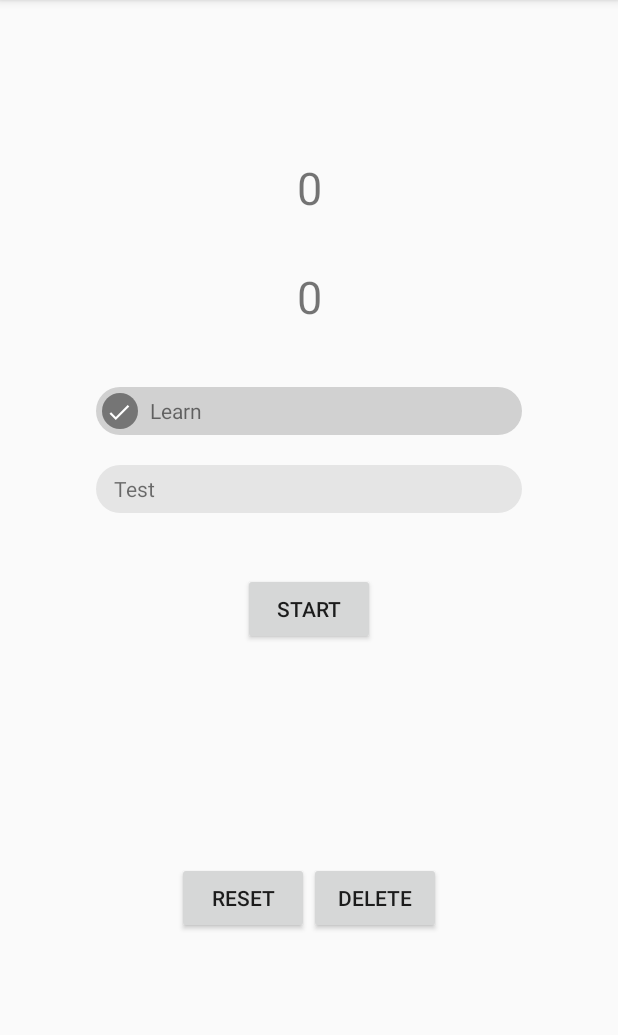
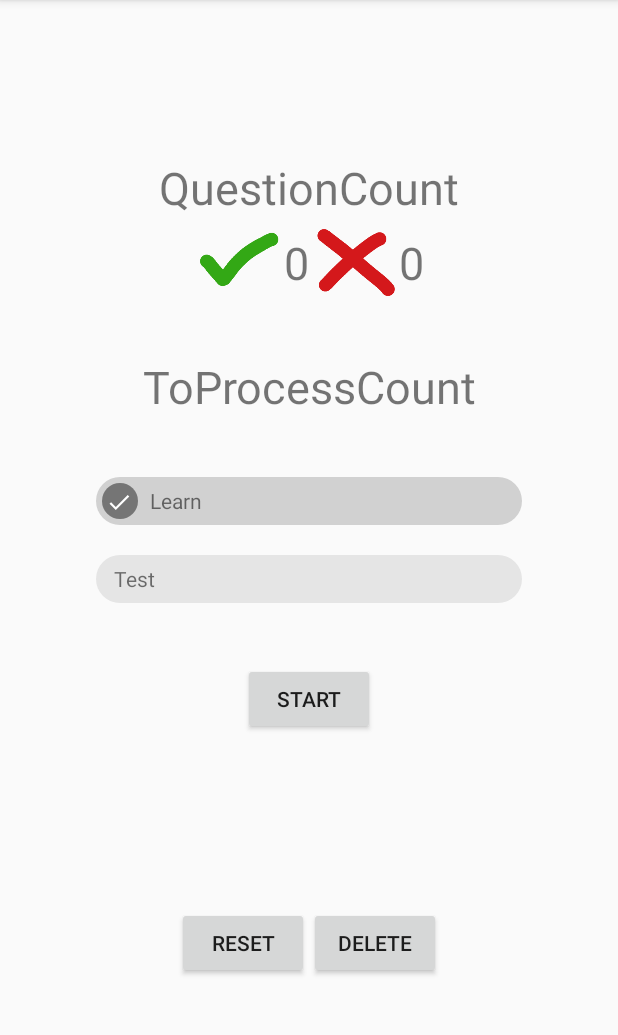
Before and after one commit to vaclav/zkousec, an Android app: the QuestionPackSetup screen opened directly, with no data from a screen before it, on a phone screen of 412 x 824 dp, the part 84-1119 px from its top. Run offline under Robolectric (Android 15) with nearby library versions, the phone set to English and light mode, and no system bars; our stand-ins replace Room's generated code; network calls fail.

Commit message:
Question Pack Setup Acitvity: Added correctly/incorrectly answered and remaining questions texts

```diff
--- a/app/src/main/java/cz/dobris/zkousec/QuestionPackSetup.kt
+++ b/app/src/main/java/cz/dobris/zkousec/QuestionPackSetup.kt
@@ -26,6 +26,8 @@ class QuestionPackSetup : AppCompatActivity() {
             handler.post {
                 QuestionCount.text = "Počet otázek v sadě: " + session.qp.questions.size
                 //TODO show the numbers of correctly/incorrectly answered questions as well as the remaining ones
+                CorrectlyAnsweredCount.text = session.correctlyAnsweredQuestions().toString();
+                IncorrectlyAnsweredCount.text = session.incorrectlyAnsweredQuestions().toString();
                 ToProcessCount.text = "Zbývající otázky: " + session.remainingQuestions().toString()
             }
         }
--- a/app/src/main/res/layout/activity_question_pack_setup2.xml
+++ b/app/src/main/res/layout/activity_question_pack_setup2.xml
@@ -28,12 +28,46 @@
         android:layout_height="wrap_content"
         android:layout_marginTop="32dp"
         android:capitalize="none"
-        android:text="0"
+        android:text="QuestionCount"
         android:textAlignment="center"
         android:textSize="30sp"
         app:layout_constraintEnd_toEndOf="parent"
         app:layout_constraintStart_toStartOf="parent"
         app:layout_constraintTop_toTopOf="parent" />
+
+    <TableRow
+        android:layout_width="match_parent"
+        android:layout_height="wrap_content"
+        android:gravity="center_horizontal|center_vertical"
+        android:orientation="horizontal">
+
+        <ImageView
+            android:id="@+id/imageView2"
+            android:layout_width="60dp"
+            android:layout_height="60dp"
+            app:srcCompat="@drawable/correcttick" />
+
+        <TextView
+            android:id="@+id/CorrectlyAnsweredCount"
+            android:layout_width="wrap_content"
+            android:layout_height="wrap_content"
+            android:text="0"
+            android:textSize="30sp" />
+
+        <ImageView
+            android:id="@+id/imageView3"
+            android:layout_width="60dp"
+            android:layout_height="60dp"
+            app:srcCompat="@drawable/incorrecttick" />
+
+        <TextView
+            android:id="@+id/IncorrectlyAnsweredCount"
+            android:layout_width="wrap_content"
+            android:layout_height="wrap_content"
+            android:text="0"
+            android:textSize="30sp" />
+
+    </TableRow>
 
     <TextView
         android:id="@+id/ToProcessCount"
@@ -41,7 +75,7 @@
         android:layout_height="wrap_content"
         android:layout_marginTop="32dp"
         android:capitalize="none"
-        android:text="0"
+        android:text="ToProcessCount"
         android:textAlignment="center"
         android:textSize="30sp"
         app:layout_constraintEnd_toEndOf="parent"
```
Also changed, not shown: app/src/main/res/drawable/correcttick.png (added), app/src/main/res/drawable/incorrecttick.png (added).
